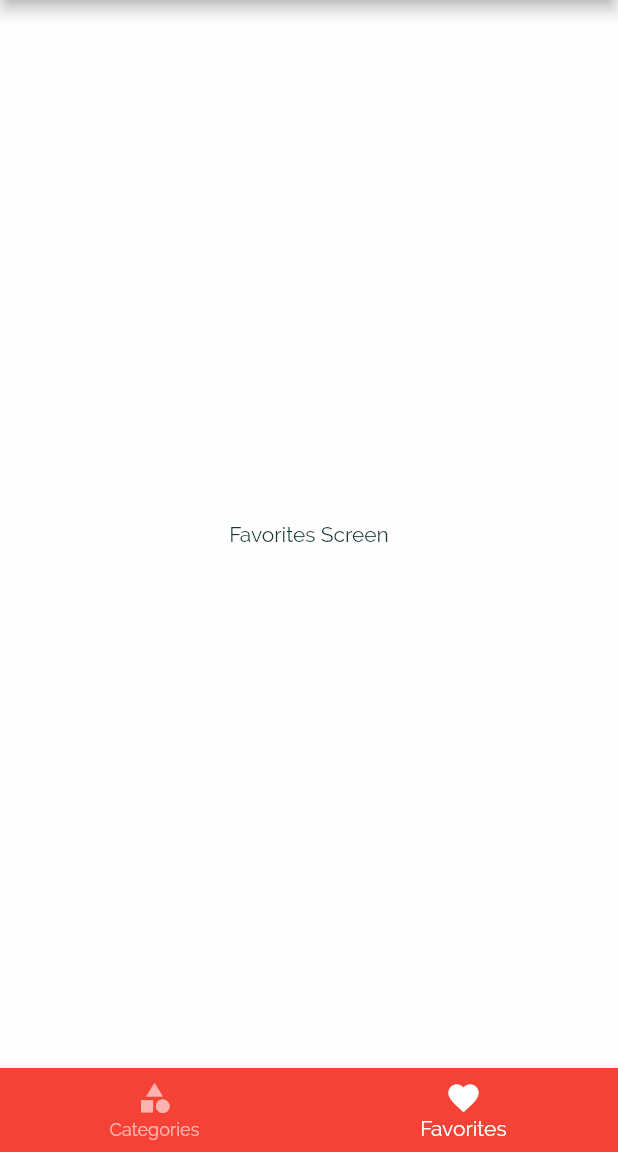
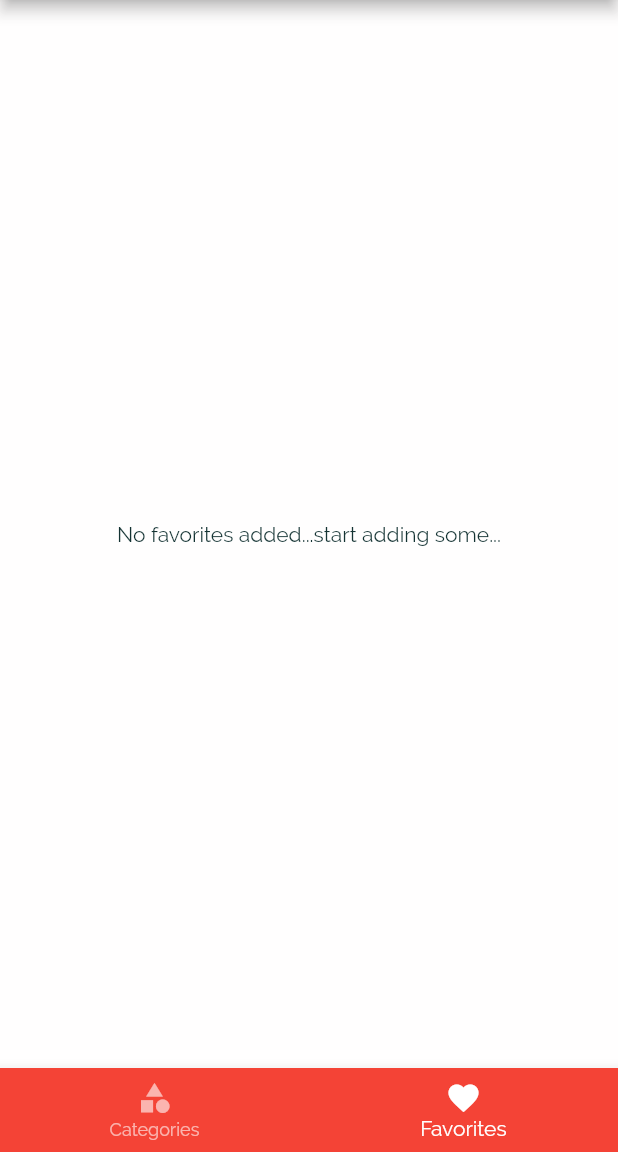
Before and after one commit to kalpeshhpatel/meals_app, a Flutter app: the screen it shows after launch, item 2 of the bottom bar chosen, on a phone screen of 412 x 824 dp, the part 84-1236 px from its top. Run offline on Flutter 3.47's test engine with Material 2 defaults, Android fonts, the phone set to English and light mode, and no system bars.

Commit message:
Added favorites screen

```diff
--- a/lib/main.dart
+++ b/lib/main.dart
@@ -47,7 +47,26 @@ class _MyAppState extends State<MyApp> {
     });
   }
 
+  void _toggleFavorite(String mealId) {
+    final existingIndex = _favoritedMeals.indexWhere((element) => element.id == mealId);
+    if (existingIndex >= 0) {
+      setState(() {
+        _favoritedMeals.removeAt(existingIndex);
+      });
+    } else {
+      setState(() {
+        _favoritedMeals.add(DUMMY_MEALS.firstWhere((element) => element.id == mealId));
+      });
+    }
+  }
+
+  bool _isFavorite(String mealId) {
+    return _favoritedMeals.any((element) => element.id == mealId);
+  }
+
   List<Meal> _availableMeals = DUMMY_MEALS;
+
+  List<Meal> _favoritedMeals = [];
 
   @override
   Widget build(BuildContext context) {
@@ -83,10 +102,10 @@ class _MyAppState extends State<MyApp> {
       ),
       initialRoute: CategoryList.routeName,
       routes: {
-        '/': (context) => TabsView(),
+        '/': (context) => TabsView(_favoritedMeals),
         // CategoryList.routeName: (context) => CategoryList(),
         CategoryMeals.routeName: (context) => CategoryMeals(_availableMeals),
-        MealDetail.routeName: (context) => MealDetail(),
+        MealDetail.routeName: (context) => MealDetail(_toggleFavorite, _isFavorite),
         FiltersScreen.routeName: (context) => FiltersScreen(_filters, _setFilters)
       },
       // when unknown route is hit
--- a/lib/screens/favorites.dart
+++ b/lib/screens/favorites.dart
@@ -1,10 +1,27 @@
 import 'package:flutter/material.dart';
+import '../models/dummy_data.dart';
+import '../widgets/mealView.dart';
+import '../models/meal.dart';
 
 class Favorites extends StatelessWidget {
+  final List<Meal> favoritedMeals;
+
+  Favorites(this.favoritedMeals);
+
   @override
   Widget build(BuildContext context) {
-    return Center(
-      child: Text('Favorites Screen'),
-    );
+    return favoritedMeals.isEmpty
+        ? Center(
+            child: Text('No favorites added...start adding some...'),
+          )
+        : ListView.builder(
+            itemBuilder: (ctx, index) {
+              return MealView(
+                // key: _categoryMeals[index].id,
+                meal: favoritedMeals[index],
+              );
+            },
+            itemCount: favoritedMeals.length,
+          );
   }
 }
--- a/lib/screens/tabsView.dart
+++ b/lib/screens/tabsView.dart
@@ -1,26 +1,37 @@
 import 'package:flutter/material.dart';
+import '../models/meal.dart';
 import '../widgets/appDrawer.dart';
 import './categoryList.dart';
 import './favorites.dart';
 
 class TabsView extends StatefulWidget {
+  final List<Meal> favoritedMeals;
+
+  TabsView(this.favoritedMeals);
+
   @override
   _TabsViewState createState() => _TabsViewState();
 }
 
 class _TabsViewState extends State<TabsView> {
-  final List<Map<String, Object>> _screens = [
-    {
-      'title': 'Categories',
-      'page': CategoryList()
-    },
-    {
-      'title': 'Favorites',
-      'page': Favorites()
-    },
-  ];
+  List<Map<String, Object>> _screens = [];
 
   int _selectedScreenIndex = 0;
+
+  @override
+  void initState() {
+    _screens = [
+      {
+        'title': 'Categories',
+        'page': CategoryList(),
+      },
+      {
+        'title': 'Favorites',
+        'page': Favorites(widget.favoritedMeals),
+      },
+    ];
+    super.initState();
+  }
 
   @override
   Widget build(BuildContext context) {
```
Also changed, not shown: lib/screens/mealDetail.dart (+16 -0 lines).
